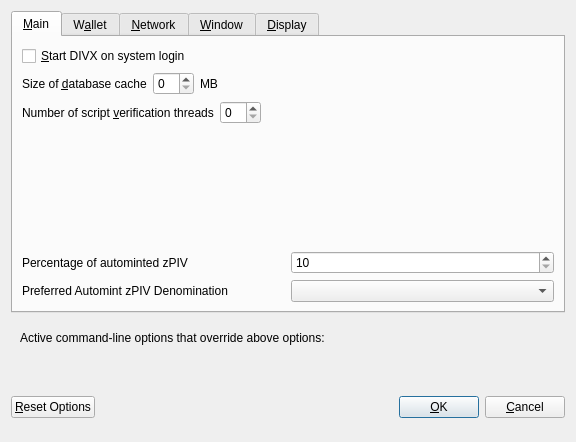
DiviProject/Divi, file divi/src/qt/forms/optionsdialog.ui: the form before one commit.
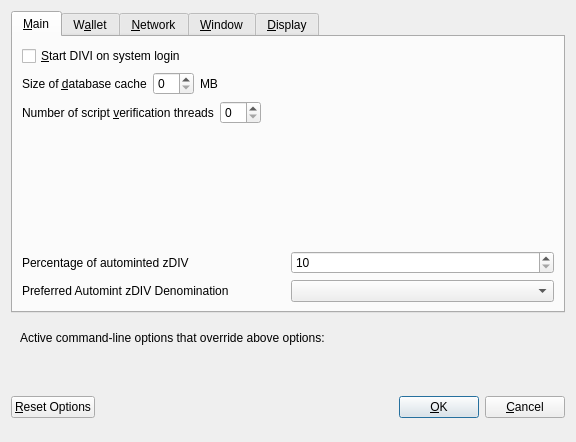
The form after the commit. Custom widgets are drawn as their Qt base class.

```diff
--- a/divi/src/qt/forms/optionsdialog.ui
+++ b/divi/src/qt/forms/optionsdialog.ui
@@ -33,7 +33,7 @@
           <string>Automatically start DIVX after logging in to the system.</string>
          </property>
          <property name="text">
-          <string>&amp;Start DIVX on system login</string>
+          <string>&amp;Start DIVI on system login</string>
          </property>
         </widget>
        </item>
@@ -138,7 +138,7 @@
             <string>Percentage of incoming PIV which get automatically converted to zPIV via Zerocoin Protocol (min: 10%)</string>
            </property>
            <property name="text">
-            <string>Percentage of autominted zPIV</string>
+            <string>Percentage of autominted zDIV</string>
            </property>
           </widget>
          </item>
@@ -171,7 +171,7 @@
             <string>Wait with automatic conversion to Zerocoin until enough PIV for this denomination is available</string>
            </property>
            <property name="text">
-            <string>Preferred Automint zPIV Denomination</string>
+            <string>Preferred Automint zDIV Denomination</string>
            </property>
           </widget>
          </item>
```
Left out of the diff: 16 changed lines with no effect on the pictures.
